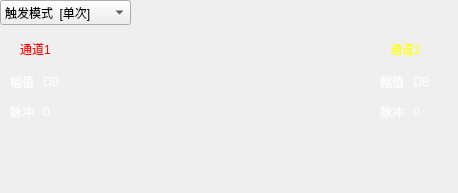
First picture: the form in Gui/Function/faultlocation.ui, repository rpdhunter/swbox, before the edit.
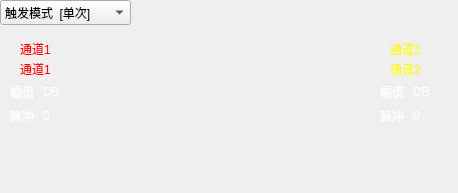
Second picture: the form after the edit. Custom widgets are drawn as their Qt base class.

Patch:
```diff
--- a/Gui/Function/faultlocation.ui
+++ b/Gui/Function/faultlocation.ui
@@ -106,9 +106,9 @@
    <property name="geometry">
     <rect>
      <x>380</x>
-     <y>70</y>
+     <y>83</y>
      <width>59</width>
-     <height>54</height>
+     <height>41</height>
     </rect>
    </property>
    <layout class="QGridLayout" name="gridLayout_3">
@@ -158,9 +158,9 @@
    <property name="geometry">
     <rect>
      <x>10</x>
-     <y>70</y>
+     <y>83</y>
      <width>59</width>
-     <height>54</height>
+     <height>41</height>
     </rect>
    </property>
    <layout class="QGridLayout" name="gridLayout">
@@ -250,6 +250,38 @@
     <bool>false</bool>
    </property>
   </widget>
+  <widget class="QLabel" name="label_channel1">
+   <property name="geometry">
+    <rect>
+     <x>20</x>
+     <y>60</y>
+     <width>41</width>
+     <height>17</height>
+    </rect>
+   </property>
+   <property name="styleSheet">
+    <string notr="true">QLabel {color:red;}</string>
+   </property>
+   <property name="text">
+    <string>通道1</string>
+   </property>
+  </widget>
+  <widget class="QLabel" name="label_channel2">
+   <property name="geometry">
+    <rect>
+     <x>390</x>
+     <y>60</y>
+     <width>41</width>
+     <height>17</height>
+    </rect>
+   </property>
+   <property name="styleSheet">
+    <string notr="true">QLabel {color:yellow;}</string>
+   </property>
+   <property name="text">
+    <string>通道2</string>
+   </property>
+  </widget>
  </widget>
  <customwidgets>
   <customwidget>
```
